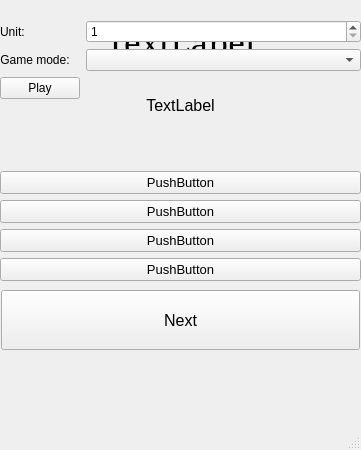
First picture: the form in my_design.ui, repository KuznetsovaViktoria/Discover_China_1_Personal_Project, before the edit.
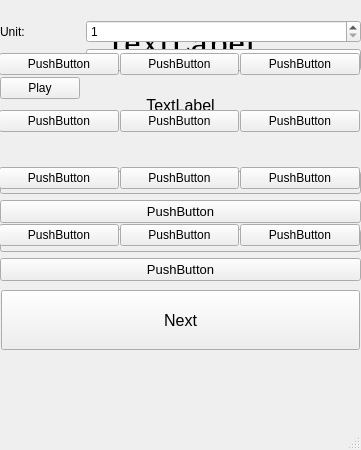
Second picture: the form after the edit.

Commit message: hal of pair mode done; font size in buttons correct

Diff of the .ui file:
```diff
--- a/my_design.ui
+++ b/my_design.ui
@@ -50,7 +50,7 @@
       </widget>
      </item>
      <item>
-      <widget class="QLabel" name="result">
+      <widget class="QLabel" name="ex_info">
        <property name="minimumSize">
         <size>
          <width>0</width>
@@ -170,6 +170,16 @@
      </rect>
     </property>
     <layout class="QFormLayout" name="main_menu_layout">
+     <item row="0" column="0">
+      <widget class="QLabel" name="label_unit">
+       <property name="text">
+        <string>Unit:             </string>
+       </property>
+       <property name="alignment">
+        <set>Qt::AlignCenter</set>
+       </property>
+      </widget>
+     </item>
      <item row="0" column="1">
       <widget class="QSpinBox" name="choose_unit">
        <property name="minimum">
@@ -200,13 +210,102 @@
        </property>
       </widget>
      </item>
+    </layout>
+   </widget>
+   <widget class="QWidget" name="gridLayoutWidget">
+    <property name="geometry">
+     <rect>
+      <x>-1</x>
+      <y>19</y>
+      <width>361</width>
+      <height>261</height>
+     </rect>
+    </property>
+    <layout class="QGridLayout" name="pairs_layout">
+     <property name="spacing">
+      <number>1</number>
+     </property>
+     <item row="1" column="0">
+      <widget class="QPushButton" name="btn4">
+       <property name="text">
+        <string>PushButton</string>
+       </property>
+      </widget>
+     </item>
      <item row="0" column="0">
-      <widget class="QLabel" name="label_unit">
+      <widget class="QPushButton" name="btn1">
        <property name="text">
-        <string>Unit:             </string>
+        <string>PushButton</string>
        </property>
-       <property name="alignment">
-        <set>Qt::AlignCenter</set>
+      </widget>
+     </item>
+     <item row="3" column="1">
+      <widget class="QPushButton" name="btn11">
+       <property name="text">
+        <string>PushButton</string>
+       </property>
+      </widget>
+     </item>
+     <item row="0" column="1">
+      <widget class="QPushButton" name="btn2">
+       <property name="text">
+        <string>PushButton</string>
+       </property>
+      </widget>
+     </item>
+     <item row="3" column="0">
+      <widget class="QPushButton" name="btn10">
+       <property name="text">
+        <string>PushButton</string>
+       </property>
+      </widget>
+     </item>
+     <item row="2" column="0">
+      <widget class="QPushButton" name="btn7">
+       <property name="text">
+        <string>PushButton</string>
+       </property>
+      </widget>
+     </item>
+     <item row="1" column="1">
+      <widget class="QPushButton" name="btn5">
+       <property name="text">
+        <string>PushButton</string>
+       </property>
+      </widget>
+     </item>
+     <item row="2" column="1">
+      <widget class="QPushButton" name="btn8">
+       <property name="text">
+        <string>PushButton</string>
+       </property>
+      </widget>
+     </item>
+     <item row="0" column="2">
+      <widget class="QPushButton" name="btn3">
+       <property name="text">
+        <string>PushButton</string>
+       </property>
+      </widget>
+     </item>
+     <item row="1" column="2">
+      <widget class="QPushButton" name="btn6">
+       <property name="text">
+        <string>PushButton</string>
+       </property>
+      </widget>
+     </item>
+     <item row="2" column="2">
+      <widget class="QPushButton" name="btn9">
+       <property name="text">
+        <string>PushButton</string>
+       </property>
+      </widget>
+     </item>
+     <item row="3" column="2">
+      <widget class="QPushButton" name="btn12">
+       <property name="text">
+        <string>PushButton</string>
        </property>
       </widget>
      </item>
```
The commit also changes 3 other files.
